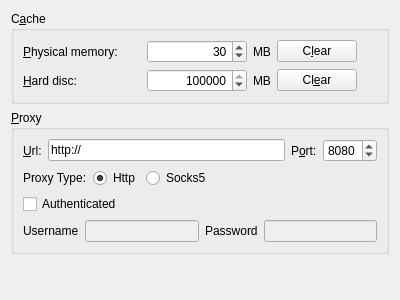
This is src/lib/MarbleCacheSettingsWidget.ui in KDE/marble as Qt 5 draws it before an edit. The edited form follows.
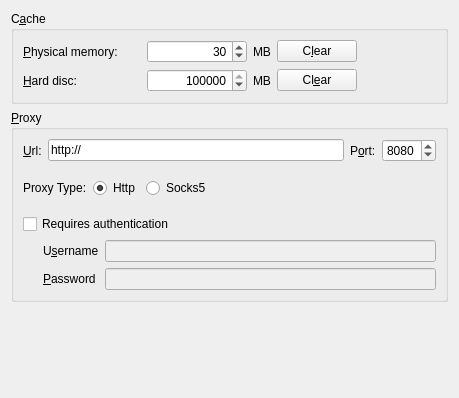
This is the edited form.

Commit message: - Give translations more room in Proxy Dialog Layout

The edit to the form file:
```diff
--- a/src/lib/MarbleCacheSettingsWidget.ui
+++ b/src/lib/MarbleCacheSettingsWidget.ui
@@ -1,19 +1,19 @@
 <ui version="4.0" >
  <class>MarbleCacheSettingsWidget</class>
- <widget class="QWidget" name="MarbleCacheSettingsWidget" >
-  <property name="geometry" >
+ <widget class="QWidget" name="MarbleCacheSettingsWidget">
+  <property name="geometry">
    <rect>
     <x>0</x>
     <y>0</y>
-    <width>400</width>
-    <height>300</height>
+    <width>459</width>
+    <height>398</height>
    </rect>
   </property>
-  <layout class="QVBoxLayout" >
+  <layout class="QVBoxLayout" name="verticalLayout_2">
    <item>
-    <widget class="QGroupBox" name="groupBox_cache" >
-     <property name="toolTip" >
-      <string>&lt;html>&lt;head>&lt;meta name="qrichtext" content="1" />&lt;style type="text/css">
+    <widget class="QGroupBox" name="groupBox_cache">
+     <property name="toolTip">
+      <string>&lt;html&gt;&lt;head&gt;&lt;meta name=&quot;qrichtext&quot; content=&quot;1&quot; /&gt;&lt;style type=&quot;text/css&quot;&gt;
 p, li { white-space: pre-wrap; }
 &lt;/style>&lt;/head>&lt;body style=" font-family:'Sans Serif'; font-size:9pt; font-weight:400; font-style:normal;">
 &lt;p style=" margin-top:0px; margin-bottom:0px; margin-left:0px; margin-right:0px; -qt-block-indent:0; text-indent:0px;">There are two caches being used for Marble: The physical memory which is needed to keep map data in the computer's memory. Increasing the value will make the application more responsive. The hard disc memory cache is used by download contents from the Internet (e.g. Wikipedia data or map data). Decrease this value if you want to save space on the hard disc and if high usage of the Internet is not an issue. &lt;/p>&lt;/body>&lt;/html></string>
@@ -21,10 +21,10 @@
      <property name="title" >
       <string>C&amp;ache</string>
      </property>
-     <layout class="QGridLayout" >
-      <item row="0" column="0" >
-       <widget class="QLabel" name="label_volatileCache" >
-        <property name="minimumSize" >
+     <layout class="QGridLayout">
+      <item row="0" column="0">
+       <widget class="QLabel" name="label_volatileCache">
+        <property name="minimumSize">
          <size>
           <width>118</width>
           <height>0</height>
@@ -71,7 +71,7 @@
         </property>
        </widget>
       </item>
-      <item row="0" column="4" colspan="2" >
+      <item row="0" column="4" colspan="2">
        <spacer>
         <property name="orientation" >
          <enum>Qt::Horizontal</enum>
@@ -142,7 +142,7 @@
         </property>
        </widget>
       </item>
-      <item row="1" column="5" >
+      <item row="1" column="5">
        <spacer>
         <property name="orientation" >
          <enum>Qt::Horizontal</enum>
@@ -159,9 +159,9 @@
     </widget>
    </item>
    <item>
-    <widget class="QGroupBox" name="groupBox_proxy" >
-     <property name="toolTip" >
-      <string>&lt;html>&lt;head>&lt;meta name="qrichtext" content="1" />&lt;style type="text/css">
+    <widget class="QGroupBox" name="groupBox_proxy">
+     <property name="toolTip">
+      <string>&lt;html&gt;&lt;head&gt;&lt;meta name=&quot;qrichtext&quot; content=&quot;1&quot; /&gt;&lt;style type=&quot;text/css&quot;&gt;
 p, li { white-space: pre-wrap; }
 &lt;/style>&lt;/head>&lt;body style=" font-family:'Sans Serif'; font-size:9pt; font-weight:400; font-style:normal;">
 &lt;p style=" margin-top:0px; margin-bottom:0px; margin-left:0px; margin-right:0px; -qt-block-indent:0; text-indent:0px;">Proxy settings for your local intranet. Please leave empty if there is no proxy.&lt;/p>&lt;/body>&lt;/html></string>
@@ -212,7 +212,23 @@
        </layout>
       </item>
       <item>
-       <layout class="QHBoxLayout" name="horizontalLayout_2" >
+       <spacer name="verticalSpacer_2">
+        <property name="orientation">
+         <enum>Qt::Vertical</enum>
+        </property>
+        <property name="sizeType">
+         <enum>QSizePolicy::Fixed</enum>
+        </property>
+        <property name="sizeHint" stdset="0">
+         <size>
+          <width>20</width>
+          <height>10</height>
+         </size>
+        </property>
+       </spacer>
+      </item>
+      <item>
+       <layout class="QHBoxLayout" name="horizontalLayout_2">
         <item>
          <widget class="QLabel" name="label_proxyType" >
           <property name="text" >
@@ -256,38 +272,92 @@
        </layout>
       </item>
       <item>
-       <widget class="QCheckBox" name="kcfg_proxyAuth" >
-        <property name="text" >
-         <string>Authenticated</string>
+       <spacer name="verticalSpacer_3">
+        <property name="orientation">
+         <enum>Qt::Vertical</enum>
+        </property>
+        <property name="sizeType">
+         <enum>QSizePolicy::Fixed</enum>
+        </property>
+        <property name="sizeHint" stdset="0">
+         <size>
+          <width>20</width>
+          <height>10</height>
+         </size>
+        </property>
+       </spacer>
+      </item>
+      <item>
+       <widget class="QCheckBox" name="kcfg_proxyAuth">
+        <property name="text">
+         <string>Requires authentication</string>
         </property>
        </widget>
       </item>
       <item>
-       <layout class="QHBoxLayout" name="horizontalLayout_3" >
-        <item>
-         <widget class="QLabel" name="label_username" >
-          <property name="text" >
-           <string>Username</string>
+       <layout class="QGridLayout" name="gridLayout">
+        <item row="0" column="0">
+         <spacer name="horizontalSpacer_2">
+          <property name="orientation">
+           <enum>Qt::Horizontal</enum>
+          </property>
+          <property name="sizeType">
+           <enum>QSizePolicy::Fixed</enum>
+          </property>
+          <property name="sizeHint" stdset="0">
+           <size>
+            <width>20</width>
+            <height>20</height>
+           </size>
+          </property>
+         </spacer>
+        </item>
+        <item row="0" column="1">
+         <widget class="QLabel" name="label_username">
+          <property name="text">
+           <string>U&amp;sername</string>
+          </property>
+          <property name="buddy">
+           <cstring>kcfg_proxyUser</cstring>
           </property>
          </widget>
         </item>
-        <item>
-         <widget class="QLineEdit" name="kcfg_proxyUser" >
-          <property name="enabled" >
+        <item row="0" column="2">
+         <widget class="QLineEdit" name="kcfg_proxyUser">
+          <property name="enabled">
            <bool>false</bool>
           </property>
          </widget>
         </item>
-        <item>
-         <widget class="QLabel" name="label_password" >
-          <property name="text" >
-           <string>Password</string>
+        <item row="1" column="0">
+         <spacer name="horizontalSpacer_3">
+          <property name="orientation">
+           <enum>Qt::Horizontal</enum>
+          </property>
+          <property name="sizeType">
+           <enum>QSizePolicy::Fixed</enum>
+          </property>
+          <property name="sizeHint" stdset="0">
+           <size>
+            <width>20</width>
+            <height>20</height>
+           </size>
+          </property>
+         </spacer>
+        </item>
+        <item row="1" column="1">
+         <widget class="QLabel" name="label_password">
+          <property name="text">
+           <string>&amp;Password</string>
+          </property>
+          <property name="buddy">
+           <cstring>kcfg_proxyPass</cstring>
           </property>
          </widget>
         </item>
-        <item>
-         <widget class="QLineEdit" name="kcfg_proxyPass" >
-          <property name="enabled" >
+        <item row="1" column="2">
+         <widget class="QLineEdit" name="kcfg_proxyPass">
+          <property name="enabled">
            <bool>false</bool>
           </property>
          </widget>
@@ -298,8 +368,8 @@
     </widget>
    </item>
    <item>
-    <spacer name="verticalSpacer" >
-     <property name="orientation" >
+    <spacer name="verticalSpacer">
+     <property name="orientation">
       <enum>Qt::Vertical</enum>
      </property>
      <property name="sizeHint" stdset="0" >
```
Left out of the diff: 143 changed lines with no effect on the pictures.
